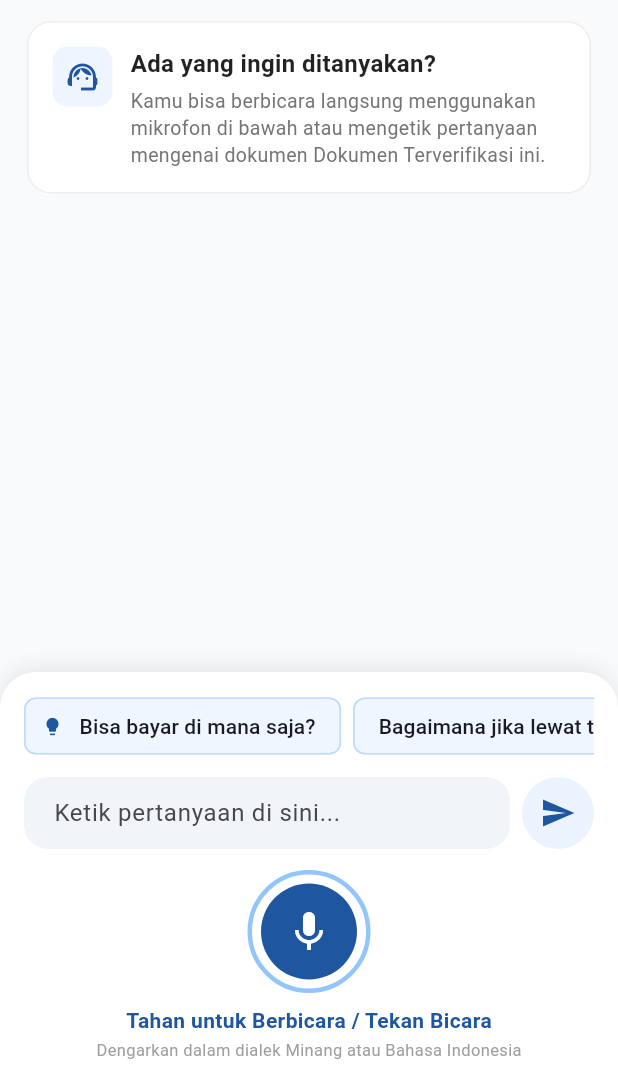
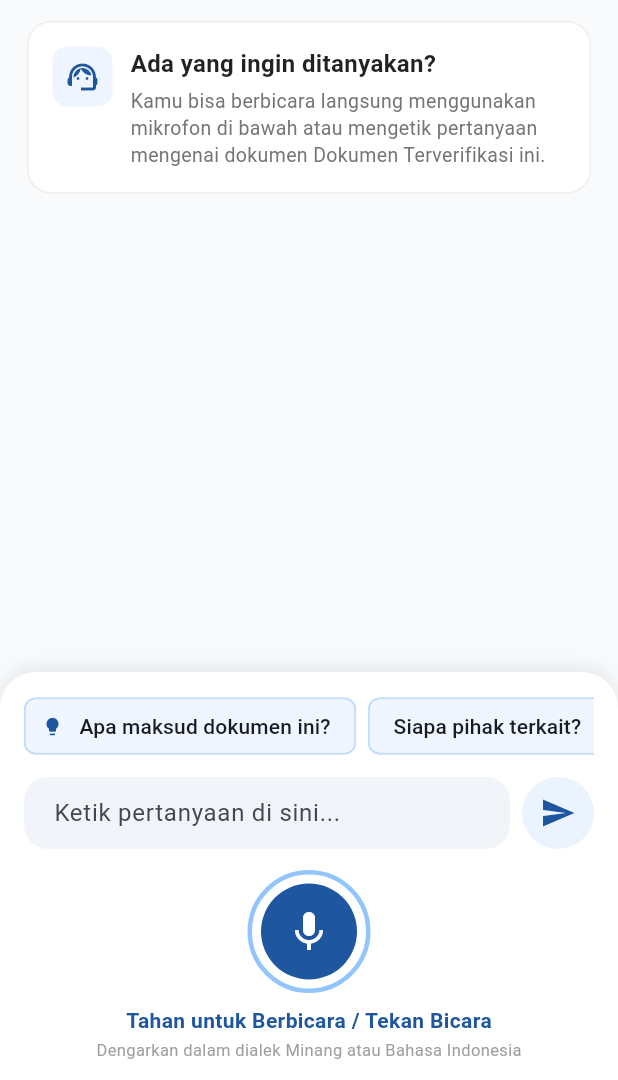
Before and after one commit to mutiaraazzh2708/BACO, a Flutter app: the ResultScreen screen opened directly with empty values, scrolled down 396 dp, after a tap on "Masih Bingung? Tanya BACO Sekarang", on a phone screen of 412 x 824 dp, the part 156-1236 px from its top. Run offline on Flutter 3.47's test engine with Material 3 defaults, Android fonts, the phone set to English and light mode, and no system bars; our stand-ins replace flutter_image_compress, flutter_tts, image_picker; missing offline and left inert: record; network calls fail.

Commit message:
Buat saran pertanyaan (chips) dinamis sesuai jenis dokumen: bukan lagi hardcode 'Bisa bayar di mana saja'

```diff
--- a/mobile/lib/screens/ask_screen.dart
+++ b/mobile/lib/screens/ask_screen.dart
@@ -10,12 +10,14 @@ class AskScreen extends StatefulWidget {
   final String bahasa;
   final String contextDocument;
   final String? documentTitle;
+  final List<String>? saranPertanyaan;
 
   const AskScreen({
     super.key,
     required this.bahasa,
     required this.contextDocument,
     this.documentTitle,
+    this.saranPertanyaan,
   });
 
   @override
@@ -732,35 +734,48 @@ class _AskScreenState extends State<AskScreen> {
               child: Column(
                 mainAxisSize: MainAxisSize.min,
                 children: [
-                  // Suggestion Chips
+                  // Suggestion Chips (Dinamis sesuai jenis dokumen)
                   SingleChildScrollView(
                     scrollDirection: Axis.horizontal,
                     child: Row(
-                      children: widget.documentTitle != null
+                      children: (widget.saranPertanyaan != null && widget.saranPertanyaan!.isNotEmpty)
+                          ? widget.saranPertanyaan!.map((saran) {
+                              return Padding(
+                                padding: const EdgeInsets.only(right: 8),
+                                child: ActionChip(
+                                  avatar: const Icon(Icons.lightbulb, size: 14, color: Color(0xFF1E56A0)),
+                                  label: Text(saran),
+                                  backgroundColor: const Color(0xFFEFF6FF),
+                                  side: const BorderSide(color: Color(0xFFBFDBFE)),
+                                  onPressed: () => _ask(saran),
+                                ),
+                              );
+                            }).toList()
+                          : (widget.documentTitle != null
                               ? [
                                   ActionChip(
                                     avatar: const Icon(Icons.lightbulb,
                                         size: 14, color: Color(0xFF1E56A0)),
-                                label: const Text("Bisa bayar di mana saja?"),
+                                    label: const Text("Apa maksud dokumen ini?"),
                                     backgroundColor: const Color(0xFFEFF6FF),
                                     side: const BorderSide(color: Color(0xFFBFDBFE)),
-                                onPressed: () => _ask("Bisa bayar di mana saja?"),
+                                    onPressed: () => _ask("Apa maksud dan isi utama dokumen ini?"),
                                   ),
                                   const SizedBox(width: 8),
                                   ActionChip(
-                                label: const Text("Bagaimana jika lewat tenggat?"),
+                                    label: const Text("Siapa pihak terkait?"),
                                     backgroundColor: const Color(0xFFEFF6FF),
                                     side: const BorderSide(color: Color(0xFFBFDBFE)),
                                     onPressed: () =>
-                                    _ask("Bagaimana jika lewat tenggat waktu?"),
+                                        _ask("Siapa pihak atau instansi yang terkait dengan berkas ini?"),
                                   ),
                                   const SizedBox(width: 8),
                                   ActionChip(
-                                label: const Text("Apa syarat yang harus disiapkan?"),
+                                    label: const Text("Apa yang harus dilakukan?"),
                                     backgroundColor: const Color(0xFFEFF6FF),
                                     side: const BorderSide(color: Color(0xFFBFDBFE)),
                                     onPressed: () =>
-                                    _ask("Apa syarat yang harus disiapkan?"),
+                                        _ask("Apa tindakan atau langkah yang harus saya lakukan?"),
                                   ),
                                 ]
                               : [
@@ -789,7 +804,7 @@ class _AskScreenState extends State<AskScreen> {
                                     onPressed: () =>
                                         _ask("Kapan batas akhir pembayaran tagihan listrik PLN setiap bulannya?"),
                                   ),
-                            ],
+                                ]),
                     ),
                   ),
                   const SizedBox(height: 10),
--- a/mobile/lib/screens/result_screen.dart
+++ b/mobile/lib/screens/result_screen.dart
@@ -966,6 +966,7 @@ class _ResultScreenState extends State<ResultScreen> {
                           bahasa: _currentBahasa,
                           contextDocument: widget.result.toSpeechText(bahasa: _currentBahasa),
                           documentTitle: docTitle,
+                          saranPertanyaan: widget.result.saranPertanyaan,
                         ),
                       ),
                     );
```
Also changed, not shown: mobile/lib/models/analysis_result.dart (+54 -1 lines), 1 other file. Lines whose indentation alone changed are shown as unchanged.
